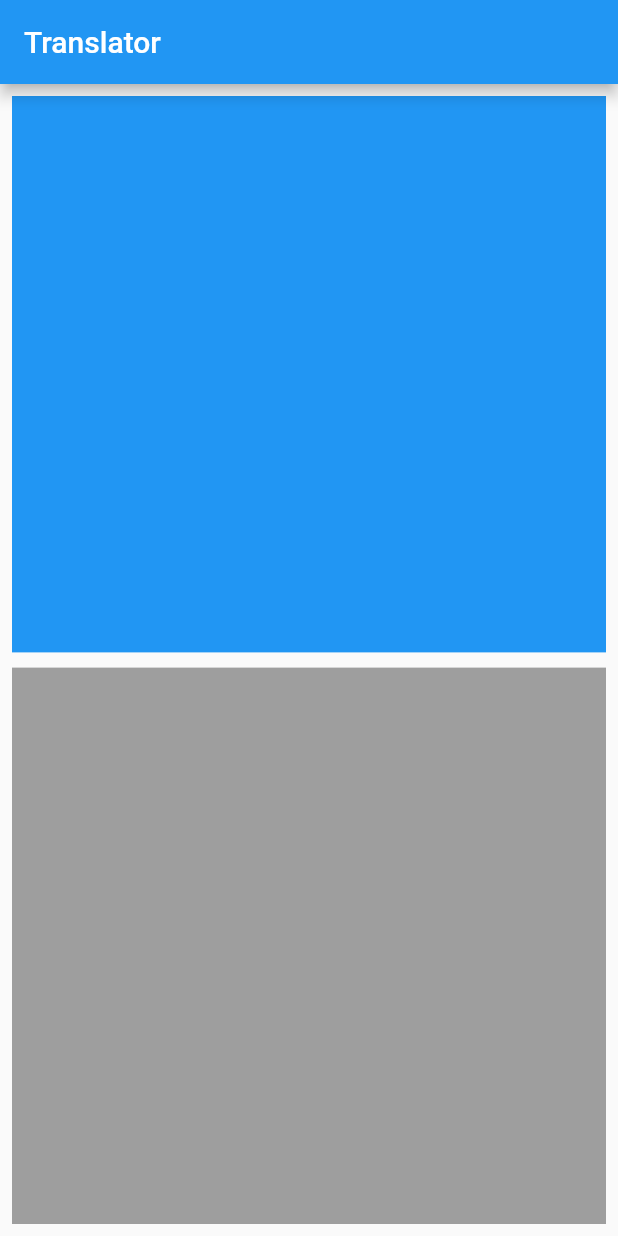
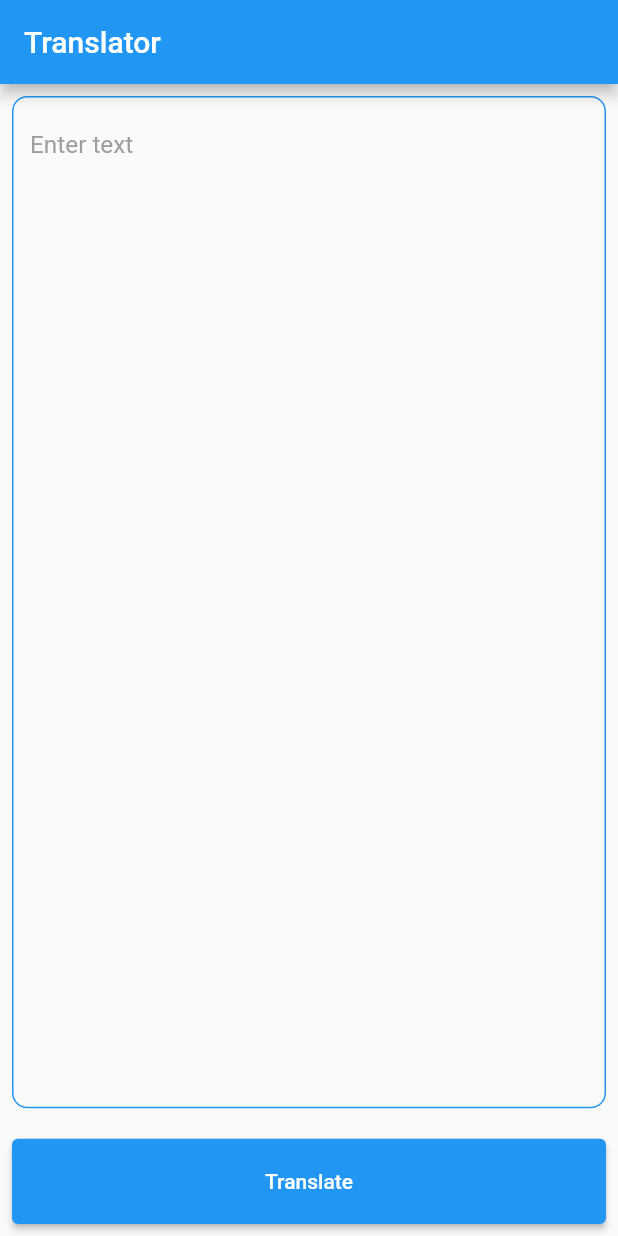
Before and after one commit to SayfiddinovJ/translator, a Flutter app: the screen it shows after launch, on a phone screen of 412 x 824 dp. Run offline on Flutter 3.47's test engine with Material 2 defaults, Android fonts, the phone set to English and light mode, and no system bars; our stand-ins replace dio, equatable, flutter_bloc, flutter_screenutil.

Commit message:
some changes

```diff
--- a/lib/bloc/translation_bloc.dart
+++ b/lib/bloc/translation_bloc.dart
@@ -4,6 +4,7 @@ import 'package:equatable/equatable.dart';
 import 'package:translater/data/models/pronunciation_model.dart';
 import 'package:translater/data/models/status.dart';
 import 'package:translater/data/models/translations_model.dart';
+import 'package:translater/data/models/universal_data.dart';
 import 'package:translater/data/models/word_model.dart';
 import 'package:translater/repository/api_repository.dart';
 
@@ -16,7 +17,7 @@ class TranslationBloc extends Bloc<TranslationEvent, TranslationState> {
       : super(
           TranslationState(
             statusText: '',
-            userModel: TranslationModel(
+            translationModel: TranslationModel(
               sourceLanguage: '',
               sourceText: '',
               destinationLanguage: '',
@@ -29,12 +30,30 @@ class TranslationBloc extends Bloc<TranslationEvent, TranslationState> {
               translations: TranslationsModel(possibleTranslations: []),
             ),
             status: FormStatus.pure,
+            text: '',
           ),
         ) {
     on<TranslationEvent>((event, emit) {});
+    on<GetTranslationEvent>(getTranslation);
   }
+
   final ApiRepository apiRepository;
 
   getTranslation(
-      GetTranslationEvent event, Emitter<TranslationState> emit) async {}
+      GetTranslationEvent event, Emitter<TranslationState> emit) async {
+    emit(state.copyWith(status: FormStatus.loading));
+    UniversalData data =
+        await apiRepository.getTranslation(event.sl, event.dl, state.text);
+    if (data.error.isEmpty) {
+      emit(state.copyWith(
+          status: FormStatus.success, translationModel: data.data));
+    } else {
+      emit(state.copyWith(status: FormStatus.failed, statusText: data.error));
+    }
+  }
+
+  copyWith(String v) {
+    // ignore: invalid_use_of_visible_for_testing_member
+    emit(state.copyWith(text: v));
+  }
 }
--- a/lib/bloc/translation_event.dart
+++ b/lib/bloc/translation_event.dart
@@ -6,14 +6,12 @@ abstract class TranslationEvent extends Equatable {}
 class GetTranslationEvent extends TranslationEvent {
   final String sl;
   final String dl;
-  final String text;
 
   GetTranslationEvent({
     required this.sl,
     required this.dl,
-    required this.text,
   });
 
   @override
-  List<Object?> get props => [sl, dl, text];
+  List<Object?> get props => [sl, dl];
 }
--- a/lib/bloc/translation_state.dart
+++ b/lib/bloc/translation_state.dart
@@ -3,32 +3,36 @@ part of 'translation_bloc.dart';
 @immutable
 class TranslationState extends Equatable {
   final String statusText;
-  final TranslationModel userModel;
+  final TranslationModel translationModel;
   final FormStatus status;
+  final String text;
 
   const TranslationState({
     required this.statusText,
-    required this.userModel,
+    required this.translationModel,
     required this.status,
+    required this.text,
   });
 
   TranslationState copyWith({
     String? statusText,
-    TranslationModel? userModel,
+    TranslationModel? translationModel,
     FormStatus? status,
+    String? text,
   }) {
     return TranslationState(
       statusText: statusText ?? this.statusText,
-      userModel: userModel ?? this.userModel,
+      translationModel: translationModel ?? this.translationModel,
       status: status ?? this.status,
+      text: text ?? this.text,
     );
   }
 
   String canRequest() {
-    if (userModel.sourceText.isEmpty) return 'Enter some text';
+    if (text.isEmpty) return 'Enter some text';
     return '';
   }
 
   @override
-  List<Object?> get props => [statusText, status, userModel];
+  List<Object?> get props => [statusText, status, translationModel, text];
 }
--- a/lib/main.dart
+++ b/lib/main.dart
@@ -46,7 +46,7 @@ class _MyAppState extends State<MyApp> {
       splitScreenMode: true,
       minTextAdapt: true,
       designSize: const Size(375, 812),
-      builder: (context, child) => const MaterialApp(
+      builder: (context, child) => MaterialApp(
         debugShowCheckedModeBanner: false,
         home: HomeScreen(),
       ),
--- a/lib/repository/api_repository.dart
+++ b/lib/repository/api_repository.dart
@@ -1,7 +1,11 @@
+import 'package:translater/data/models/universal_data.dart';
 import 'package:translater/service/api_service.dart';
 
 class ApiRepository {
   final ApiService apiService;
 
   ApiRepository({required this.apiService});
+
+  Future<UniversalData> getTranslation(String sl, String dl, String text) =>
+      apiService.getTranslation(sl: sl, dl: dl, text: text);
 }
--- a/lib/service/api_service.dart
+++ b/lib/service/api_service.dart
@@ -1,6 +1,7 @@
 import 'package:dio/dio.dart';
 import 'package:flutter/foundation.dart';
 import 'package:translater/data/models/universal_data.dart';
+import 'package:translater/data/models/word_model.dart';
 import 'package:translater/utils/constants.dart';
 
 class ApiService {
@@ -49,7 +50,7 @@ class ApiService {
       response = await dio.get('/translate?sl=$sl&dl=$dl&text=$text/');
 
       if (response.statusCode == 200) {
-        return UniversalData(data: response.data);
+        return UniversalData(data: TranslationModel.fromJson(response.data));
       }
       return UniversalData(error: "Other Error");
     } on DioException catch (e) {
--- a/lib/ui/home_screen.dart
+++ b/lib/ui/home_screen.dart
@@ -1,32 +1,99 @@
 import 'package:flutter/material.dart';
+import 'package:flutter_bloc/flutter_bloc.dart';
 import 'package:flutter_screenutil/flutter_screenutil.dart';
+import 'package:translater/bloc/translation_bloc.dart';
+import 'package:translater/data/models/status.dart';
+import 'package:translater/ui/widgets/global_text_field.dart';
 
 class HomeScreen extends StatelessWidget {
-  const HomeScreen({super.key});
+  HomeScreen({super.key});
+
+  final TextEditingController controller = TextEditingController();
 
   @override
   Widget build(BuildContext context) {
+    controller.text=context.read<TranslationBloc>().state.text;
     return Scaffold(
       appBar: AppBar(
         title: const Text('Translator'),
       ),
-      body: Padding(
+      body: BlocBuilder<TranslationBloc, TranslationState>(
+        builder: (context, state) {
+          if (state.status == FormStatus.loading) {
+            return const Center(
+              child: CircularProgressIndicator(),
+            );
+          }
+          return Padding(
             padding: const EdgeInsets.all(8.0),
             child: Column(
               children: [
                 Expanded(
-              child: Container(
-                color: Colors.blue,
+                  child: GlobalTextField(
+                    hintText: 'Enter text',
+                    fillColor: Colors.blue,
+                    controller: controller,
+                    onChanged: (v) {
+                      context.read<TranslationBloc>().copyWith(v);
+                      controller.text = v;
+                    },
+                    maxLines: 50,
                   ),
                 ),
                 SizedBox(height: 10.h),
-            Expanded(
+                Visibility(
+                  visible: state.status != FormStatus.pure,
+                  child: Expanded(
                     child: Container(
-                color: Colors.grey,
+                      padding: EdgeInsets.symmetric(
+                          horizontal: 10.w, vertical: 10.h),
+                      decoration: BoxDecoration(
+                        borderRadius: BorderRadius.circular(10.r),
+                        border: Border.all(color: Colors.grey, width: 1),
+                      ),
+                      child: Column(
+                        crossAxisAlignment: CrossAxisAlignment.start,
+                        children: [
+                          Text(
+                            state.translationModel.destinationText
+                                .replaceAll('/', ''),
+                          ),
+                          const Spacer(),
+                          Row(
+                            mainAxisAlignment: MainAxisAlignment.end,
+                            children: [
+                              IconButton(
+                                onPressed: () {},
+                                icon: const Icon(Icons.copy),
+                              ),
+                            ],
+                          ),
+                        ],
+                      ),
+                    ),
+                  ),
+                ),
+                SizedBox(height: 10.h),
+                SizedBox(
+                  height: 56.h,
+                  width: MediaQuery.of(context).size.width,
+                  child: ElevatedButton(
+                    onPressed: () {
+                      debugPrint('Controller: ${controller.text}');
+                      context.read<TranslationBloc>().add(
+                            GetTranslationEvent(
+                              sl: 'en',
+                              dl: 'uz',
+                            ),
+                          );
+                    },
+                    child: const Text('Translate'),
                   ),
                 ),
               ],
             ),
+          );
+        },
       ),
     );
   }
--- /dev/null
+++ b/lib/ui/widgets/global_text_field.dart
@@ -0,0 +1,119 @@
+import 'package:flutter/material.dart';
+import 'package:flutter/services.dart';
+import 'package:flutter_screenutil/flutter_screenutil.dart';
+
+class GlobalTextField extends StatefulWidget {
+  final String hintText;
+  final TextInputType keyboardType;
+  final TextInputAction textInputAction;
+  final Widget? prefixIcon;
+  final ValueChanged? onChanged;
+  final FocusNode? focusNode;
+  final bool readOnly;
+  final TextInputFormatter? textFormatter;
+  final TextEditingController? controller;
+  final Widget? suffixIcon;
+  final bool? obscureText;
+  final EdgeInsets? contentPadding;
+  final int? maxLines;
+  final int? maxLength;
+  final Color fillColor;
+  final bool expands;
+  final TextCapitalization textCapitalization;
+
+  const GlobalTextField({
+    Key? key,
+    required this.hintText,
+    this.textCapitalization = TextCapitalization.none,
+    this.keyboardType = TextInputType.text,
+    this.textInputAction = TextInputAction.next,
+    this.prefixIcon,
+    this.maxLength,
+    this.maxLines,
+    required this.fillColor,
+    this.suffixIcon,
+    this.readOnly = false,
+    this.controller,
+    this.onChanged,
+    this.focusNode,
+    this.expands = false,
+    this.textFormatter,
+    this.obscureText,
+    this.contentPadding,
+  }) : super(key: key);
+
+  @override
+  State<GlobalTextField> createState() => _GlobalTextFieldState();
+}
+
+class _GlobalTextFieldState extends State<GlobalTextField> {
+  late TextEditingController _internalController;
+  final internalFocusNode = FocusNode();
+  Color color = const Color(0xFFFAFAFA);
+
+  @override
+  void initState() {
+    super.initState();
+    _internalController = widget.controller ?? TextEditingController();
+    widget.focusNode?.addListener(_onFocusChange);
+  }
+
+  @override
+  void dispose() {
+    widget.focusNode?.removeListener(_onFocusChange);
+    super.dispose();
+  }
+
+  void _onFocusChange() {
+    setState(() {});
+  }
+
+  @override
+  Widget build(BuildContext context) {
+    return TextField(
+      expands: widget.expands,
+      onChanged: widget.onChanged,
+      controller: _internalController,
+      maxLines: widget.maxLines,
+      maxLength: widget.maxLength,
+      textCapitalization: widget.textCapitalization,
+      focusNode: widget.focusNode ?? internalFocusNode,
+      inputFormatters:
+          widget.textFormatter != null ? [widget.textFormatter!] : [],
+      obscureText: widget.obscureText ?? false,
+      decoration: InputDecoration(
+        counterText: '',
+        hintStyle: TextStyle(
+          fontSize: 16.sp,
+          fontWeight: FontWeight.w400,
+          color: const Color(0xff9e9e9e),
+          height: 20 / 14,
+        ),
+        contentPadding: widget.contentPadding,
+        hintText: widget.hintText,
+        prefixIcon: widget.prefixIcon,
+        suffixIcon: widget.suffixIcon,
+        // filled: true,
+        // fillColor: widget.fillColor,
+        border: OutlineInputBorder(
+          borderRadius: BorderRadius.circular(10.r),
+          borderSide: BorderSide(color: widget.fillColor, width: 1),
+        ),
+        enabledBorder: OutlineInputBorder(
+          borderRadius: BorderRadius.circular(10.r),
+          borderSide: BorderSide(color: widget.fillColor, width: 1),
+        ),
+        disabledBorder: OutlineInputBorder(
+          borderRadius: BorderRadius.circular(10.r),
+          borderSide: BorderSide(color: widget.fillColor, width: 1),
+        ),
+        focusedBorder: OutlineInputBorder(
+          borderRadius: BorderRadius.circular(10.r),
+          borderSide: BorderSide(color: widget.fillColor, width: 1),
+        ),
+      ),
+      keyboardType: widget.keyboardType,
+      textInputAction: widget.textInputAction,
+    );
+  }
+}
```
Also changed, not shown: 2 other files. Lines whose indentation alone changed are shown as unchanged.
